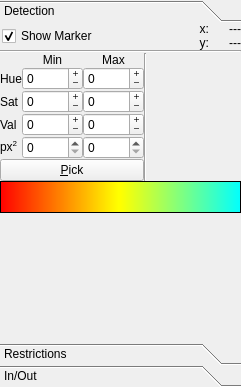
wonkoderverstaendige/Spotter, file lib/ui/tab_featuresUi.ui: the form before one commit.
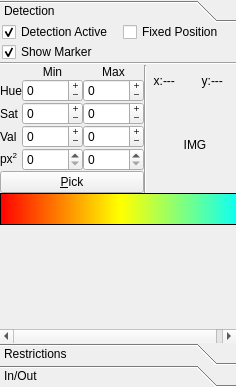
The form after the commit.

Commit message:
Feature tracking detail screen
Small zoomed in view of the tracked feature

Diff of the .ui file:
```diff
--- a/lib/ui/tab_featuresUi.ui
+++ b/lib/ui/tab_featuresUi.ui
@@ -6,7 +6,7 @@
    <rect>
     <x>0</x>
     <y>0</y>
-    <width>241</width>
+    <width>236</width>
     <height>387</height>
    </rect>
   </property>
@@ -38,7 +38,7 @@
          <rect>
           <x>0</x>
           <y>0</y>
-          <width>239</width>
+          <width>234</width>
           <height>322</height>
          </rect>
         </property>
@@ -80,6 +80,9 @@
              <property name="text">
               <string/>
              </property>
+             <property name="indent">
+              <number>0</number>
+             </property>
             </widget>
            </item>
            <item>
@@ -97,151 +100,6 @@
            </item>
           </layout>
          </item>
-         <item row="3" column="0">
-          <layout class="QGridLayout" name="gridLayout_3">
-           <property name="topMargin">
-            <number>0</number>
-           </property>
-           <property name="spacing">
-            <number>0</number>
-           </property>
-           <item row="1" column="3">
-            <spacer name="horizontalSpacer">
-             <property name="orientation">
-              <enum>Qt::Horizontal</enum>
-             </property>
-             <property name="sizeHint" stdset="0">
-              <size>
-               <width>0</width>
-               <height>0</height>
-              </size>
-             </property>
-            </spacer>
-           </item>
-           <item row="1" column="0">
-            <layout class="QVBoxLayout" name="verticalLayout">
-             <property name="spacing">
-              <number>0</number>
-             </property>
-             <property name="leftMargin">
-              <number>2</number>
-             </property>
-             <property name="topMargin">
-              <number>0</number>
-             </property>
-             <item>
-              <widget class="QCheckBox" name="ckb_marker">
-               <property name="text">
-                <string>Show Marker</string>
-               </property>
-               <property name="checked">
-                <bool>true</bool>
-               </property>
-              </widget>
-             </item>
-            </layout>
-           </item>
-           <item row="1" column="4">
-            <layout class="QGridLayout" name="gridLayout_4" columnminimumwidth="20,20">
-             <property name="topMargin">
-              <number>0</number>
-             </property>
-             <property name="spacing">
-              <number>0</number>
-             </property>
-             <item row="1" column="0">
-              <widget class="QLabel" name="lbl_y_lbl">
-               <property name="text">
-                <string>y:</string>
-               </property>
-               <property name="alignment">
-                <set>Qt::AlignRight|Qt::AlignTrailing|Qt::AlignVCenter</set>
-               </property>
-              </widget>
-             </item>
-             <item row="0" column="0">
-              <widget class="QLabel" name="lbl_xlbl">
-               <property name="text">
-                <string>x:</string>
-               </property>
-               <property name="alignment">
-                <set>Qt::AlignRight|Qt::AlignTrailing|Qt::AlignVCenter</set>
-               </property>
-              </widget>
-             </item>
-             <item row="0" column="1">
-              <widget class="QLabel" name="lbl_x">
-               <property name="sizePolicy">
-                <sizepolicy hsizetype="Preferred" vsizetype="Preferred">
-                 <horstretch>0</horstretch>
-                 <verstretch>0</verstretch>
-                </sizepolicy>
-               </property>
-               <property name="minimumSize">
-                <size>
-                 <width>32</width>
-                 <height>0</height>
-                </size>
-               </property>
-               <property name="maximumSize">
-                <size>
-                 <width>32</width>
-                 <height>16777215</height>
-                </size>
-               </property>
-               <property name="text">
-                <string>---</string>
-               </property>
-               <property name="alignment">
-                <set>Qt::AlignRight|Qt::AlignTrailing|Qt::AlignVCenter</set>
-               </property>
-               <property name="margin">
-                <number>1</number>
-               </property>
-              </widget>
-             </item>
-             <item row="1" column="1">
-              <widget class="QLabel" name="lbl_y">
-               <property name="sizePolicy">
-                <sizepolicy hsizetype="Preferred" vsizetype="Preferred">
-                 <horstretch>0</horstretch>
-                 <verstretch>0</verstretch>
-                </sizepolicy>
-               </property>
-               <property name="minimumSize">
-                <size>
-                 <width>32</width>
-                 <height>0</height>
-                </size>
-               </property>
-               <property name="maximumSize">
-                <size>
-                 <width>32</width>
-                 <height>16777215</height>
-                </size>
-               </property>
-               <property name="text">
-                <string>---</string>
-               </property>
-               <property name="alignment">
-                <set>Qt::AlignRight|Qt::AlignTrailing|Qt::AlignVCenter</set>
-               </property>
-               <property name="margin">
-                <number>1</number>
-               </property>
-              </widget>
-             </item>
-            </layout>
-           </item>
-          </layout>
-         </item>
-         <item row="8" column="0">
-          <widget class="Line" name="line">
-           <property name="orientation">
-            <enum>Qt::Horizontal</enum>
-           </property>
-          </widget>
-         </item>
          <item row="9" column="0">
           <layout class="QGridLayout" name="layout_feature_parameters">
            <property name="spacing">
@@ -260,16 +118,6 @@
              </property>
             </widget>
            </item>
-           <item row="3" column="0">
-            <widget class="QLabel" name="lbl_val">
-             <property name="text">
-              <string>Val</string>
-             </property>
-             <property name="margin">
-              <number>2</number>
-             </property>
-            </widget>
-           </item>
            <item row="1" column="3">
             <widget class="QSpinBox" name="spin_hue_max">
              <property name="wrapping">
@@ -289,16 +137,6 @@
              </property>
             </widget>
            </item>
-           <item row="2" column="0">
-            <widget class="QLabel" name="lbl_sat">
-             <property name="text">
-              <string>Sat</string>
-             </property>
-             <property name="margin">
-              <number>2</number>
-             </property>
-            </widget>
-           </item>
            <item row="1" column="2">
             <widget class="QSpinBox" name="spin_hue_min">
              <property name="wrapping">
@@ -334,6 +172,25 @@
              </property>
             </widget>
            </item>
+           <item row="2" column="3">
+            <widget class="QSpinBox" name="spin_sat_max">
+             <property name="wrapping">
+              <bool>true</bool>
+             </property>
+             <property name="frame">
+              <bool>true</bool>
+             </property>
+             <property name="buttonSymbols">
+              <enum>QAbstractSpinBox::PlusMinus</enum>
+             </property>
+             <property name="accelerated">
+              <bool>true</bool>
+             </property>
+             <property name="maximum">
+              <number>255</number>
+             </property>
+            </widget>
+           </item>
            <item row="0" column="2">
             <widget class="QLabel" name="lbl_min">
              <property name="layoutDirection">
@@ -366,32 +223,10 @@
              </property>
             </widget>
            </item>
-           <item row="1" column="0">
-            <widget class="QLabel" name="lbl_hue">
-             <property name="text">
-              <string>Hue</string>
-             </property>
-             <property name="margin">
-              <number>2</number>
-             </property>
-            </widget>
-           </item>
-           <item row="2" column="3">
-            <widget class="QSpinBox" name="spin_sat_max">
-             <property name="wrapping">
-              <bool>true</bool>
-             </property>
-             <property name="frame">
-              <bool>true</bool>
-             </property>
-             <property name="buttonSymbols">
-              <enum>QAbstractSpinBox::PlusMinus</enum>
-             </property>
-             <property name="accelerated">
-              <bool>true</bool>
-             </property>
+           <item row="4" column="3">
+            <widget class="QSpinBox" name="spin_area_max">
              <property name="maximum">
-              <number>255</number>
+              <number>99999</number>
              </property>
             </widget>
            </item>
@@ -414,16 +249,6 @@
              </property>
             </widget>
            </item>
-           <item row="4" column="0">
-            <widget class="QLabel" name="lbl_min_area">
-             <property name="text">
-              <string>&lt;html&gt;&lt;head/&gt;&lt;body&gt;&lt;p&gt;px&lt;span style=&quot; vertical-align:super;&quot;&gt;2&lt;/span&gt;&lt;/p&gt;&lt;/body&gt;&lt;/html&gt;</string>
-             </property>
-             <property name="margin">
-              <number>2</number>
-             </property>
-            </widget>
-           </item>
            <item row="4" column="2">
             <widget class="QSpinBox" name="spin_area_min">
              <property name="maximum">
@@ -431,13 +256,6 @@
              </property>
             </widget>
            </item>
-           <item row="4" column="3">
-            <widget class="QSpinBox" name="spin_area_max">
-             <property name="maximum">
-              <number>99999</number>
-             </property>
-            </widget>
-           </item>
            <item row="0" column="4" rowspan="7">
             <widget class="Line" name="line_2">
              <property name="orientation">
@@ -445,20 +263,47 @@
              </property>
             </widget>
            </item>
-           <item row="0" column="5">
-            <spacer name="horizontalSpacer_2">
-             <property name="orientation">
-              <enum>Qt::Horizontal</enum>
+           <item row="4" column="1">
+            <widget class="QLabel" name="lbl_min_area">
+             <property name="text">
+              <string>&lt;html&gt;&lt;head/&gt;&lt;body&gt;&lt;p&gt;px&lt;span style=&quot; vertical-align:super;&quot;&gt;2&lt;/span&gt;&lt;/p&gt;&lt;/body&gt;&lt;/html&gt;</string>
              </property>
-             <property name="sizeHint" stdset="0">
-              <size>
-               <width>0</width>
-               <height>0</height>
-              </size>
+             <property name="margin">
+              <number>2</number>
              </property>
-            </spacer>
+            </widget>
            </item>
-           <item row="5" column="0" colspan="4">
+           <item row="1" column="1">
+            <widget class="QLabel" name="lbl_hue">
+             <property name="text">
+              <string>Hue</string>
+             </property>
+             <property name="margin">
+              <number>2</number>
+             </property>
+            </widget>
+           </item>
+           <item row="2" column="1">
+            <widget class="QLabel" name="lbl_sat">
+             <property name="text">
+              <string>Sat</string>
+             </property>
+             <property name="margin">
+              <number>2</number>
+             </property>
+            </widget>
+           </item>
+           <item row="3" column="1">
+            <widget class="QLabel" name="lbl_val">
+             <property name="text">
+              <string>Val</string>
+             </property>
+             <property name="margin">
+              <number>2</number>
+             </property>
+            </widget>
+           </item>
+           <item row="5" column="1" colspan="3">
             <widget class="QPushButton" name="btn_pick_color">
              <property name="sizePolicy">
               <sizepolicy hsizetype="Ignored" vsizetype="Fixed">
@@ -483,8 +328,170 @@
              </property>
             </widget>
            </item>
+           <item row="0" column="5" rowspan="6">
+            <layout class="QGridLayout" name="gridLayout_5">
+             <item row="1" column="0">
+              <widget class="QLabel" name="lbl_xlbl">
+               <property name="text">
+                <string>x:</string>
+               </property>
+               <property name="alignment">
+                <set>Qt::AlignRight|Qt::AlignTrailing|Qt::AlignVCenter</set>
+               </property>
+              </widget>
+             </item>
+             <item row="1" column="1">
+              <widget class="QLabel" name="lbl_x">
+               <property name="sizePolicy">
+                <sizepolicy hsizetype="Preferred" vsizetype="Preferred">
+                 <horstretch>0</horstretch>
+                 <verstretch>0</verstretch>
+                </sizepolicy>
+               </property>
+               <property name="minimumSize">
+                <size>
+                 <width>32</width>
+                 <height>0</height>
+                </size>
+               </property>
+               <property name="maximumSize">
+                <size>
+                 <width>32</width>
+                 <height>16777215</height>
+                </size>
+               </property>
+               <property name="text">
+                <string>---</string>
+               </property>
+               <property name="alignment">
+                <set>Qt::AlignLeading|Qt::AlignLeft|Qt::AlignVCenter</set>
+               </property>
+               <property name="margin">
+                <number>1</number>
+               </property>
+              </widget>
+             </item>
+             <item row="1" column="2">
+              <widget class="QLabel" name="lbl_y_lbl">
+               <property name="text">
+                <string>y:</string>
+               </property>
+               <property name="alignment">
+                <set>Qt::AlignRight|Qt::AlignTrailing|Qt::AlignVCenter</set>
+               </property>
+              </widget>
+             </item>
+             <item row="1" column="3">
+              <widget class="QLabel" name="lbl_y">
+               <property name="sizePolicy">
+                <sizepolicy hsizetype="Preferred" vsizetype="Preferred">
+                 <horstretch>0</horstretch>
+                 <verstretch>0</verstretch>
+                </sizepolicy>
+               </property>
+               <property name="minimumSize">
+                <size>
+                 <width>32</width>
+                 <height>0</height>
+                </size>
+               </property>
+               <property name="maximumSize">
+                <size>
+                 <width>32</width>
+                 <height>16777215</height>
+                </size>
+               </property>
+               <property name="text">
+                <string>---</string>
+               </property>
+               <property name="alignment">
+                <set>Qt::AlignLeading|Qt::AlignLeft|Qt::AlignVCenter</set>
+               </property>
+               <property name="margin">
+                <number>1</number>
+               </property>
+              </widget>
+             </item>
+             <item row="2" column="0" colspan="4">
+              <layout class="QGridLayout" name="gridLayout_4">
+               <item row="0" column="0">
+                <widget class="QLabel" name="lbl_zoom">
+                 <property name="minimumSize">
+                  <size>
+                   <width>96</width>
+                   <height>96</height>
+                  </size>
+                 </property>
+                 <property name="maximumSize">
+                  <size>
+                   <width>96</width>
+                   <height>96</height>
+                  </size>
+                 </property>
+                 <property name="text">
+                  <string>IMG</string>
+                 </property>
+                 <property name="scaledContents">
+                  <bool>true</bool>
+                 </property>
+                 <property name="alignment">
+                  <set>Qt::AlignCenter</set>
+                 </property>
+                </widget>
+               </item>
+              </layout>
+             </item>
+            </layout>
+           </item>
           </layout>
          </item>
+         <item row="7" column="0">
+          <layout class="QGridLayout" name="gridLayout_3" columnminimumwidth="0,0">
+           <property name="leftMargin">
+            <number>2</number>
+           </property>
+           <property name="topMargin">
+            <number>0</number>
+           </property>
+           <property name="spacing">
+            <number>0</number>
+           </property>
+           <item row="0" column="0">
+            <widget class="QCheckBox" name="ckb_track">
+             <property name="text">
+              <string>Detection Active</string>
+             </property>
+             <property name="checked">
+              <bool>true</bool>
+             </property>
+            </widget>
+           </item>
+           <item row="1" column="0">
+            <widget class="QCheckBox" name="ckb_marker">
+             <property name="text">
+              <string>Show Marker</string>
+             </property>
+             <property name="checked">
+              <bool>true</bool>
+             </property>
+            </widget>
+           </item>
+           <item row="0" column="1">
+            <widget class="QCheckBox" name="ckb_fixed_pos">
+             <property name="text">
+              <string>Fixed Position</string>
+             </property>
+            </widget>
+           </item>
+          </layout>
+         </item>
+         <item row="8" column="0">
+          <widget class="Line" name="line">
+           <property name="orientation">
+            <enum>Qt::Horizontal</enum>
+           </property>
+          </widget>
+         </item>
         </layout>
        </widget>
        <widget class="QWidget" name="page_feature_restriction">
@@ -492,39 +499,21 @@
          <rect>
           <x>0</x>
           <y>0</y>
-          <width>239</width>
+          <width>234</width>
           <height>322</height>
          </rect>
         </property>
         <attribute name="label">
          <string>Restrictions</string>
         </attribute>
-        <layout class="QGridLayout" name="gridLayout_8">
-         <item row="0" column="0">
-          <widget class="QCheckBox" name="ckb_track">
-           <property name="text">
-            <string>Detection Active</string>
-           </property>
-           <property name="checked">
-            <bool>true</bool>
-           </property>
-          </widget>
-         </item>
-         <item row="1" column="0">
-          <widget class="QCheckBox" name="ckb_fixed_pos">
-           <property name="text">
-            <string>Fixed Position</string>
-           </property>
-          </widget>
-         </item>
-        </layout>
+        <layout class="QGridLayout" name="gridLayout_8"/>
        </widget>
        <widget class="QWidget" name="page_feature_IO">
         <property name="geometry">
          <rect>
           <x>0</x>
           <y>0</y>
-          <width>239</width>
+          <width>234</width>
           <height>322</height>
          </rect>
         </property>
```
Left out of the diff: 3 changed lines with no effect on the pictures. The commit also changes 9 other files.
